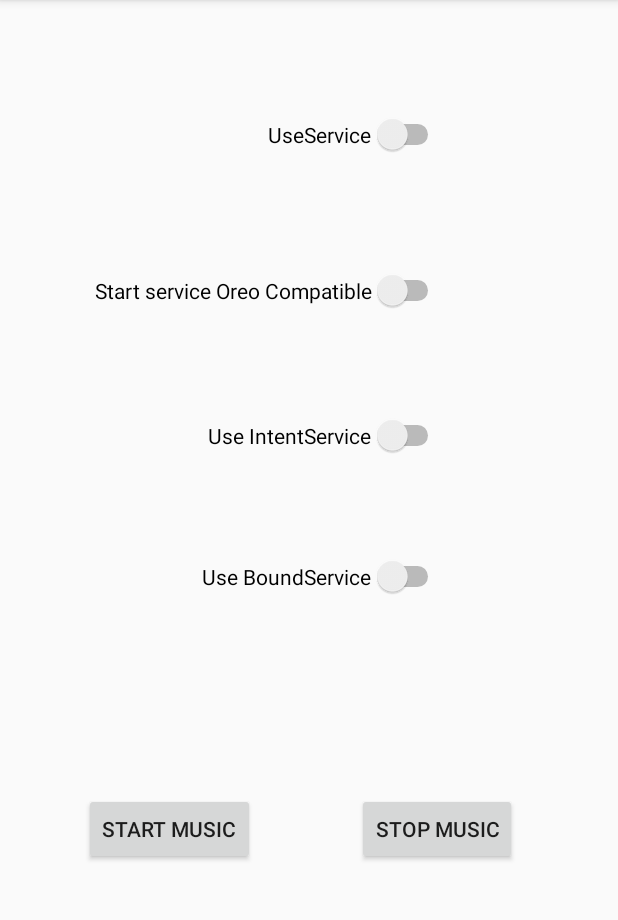
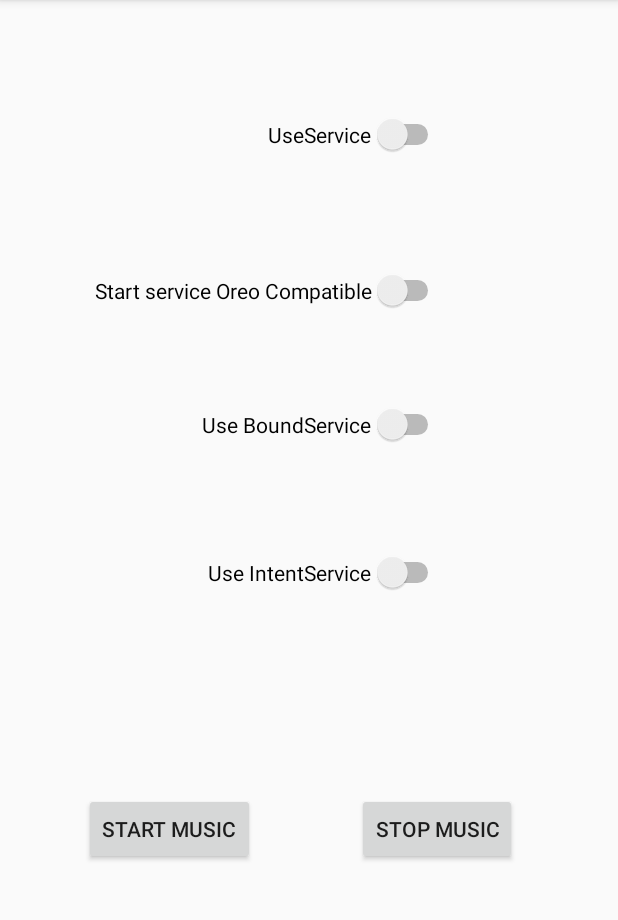
Before and after one commit to MartinGaiser/ServicesDemoMobileAppsDevelopment, an Android app: the screen it shows after launch (MainActivity), on a phone screen of 412 x 824 dp, the part 84-1004 px from its top. Run offline under Robolectric (Android 15) with nearby library versions, the phone set to English and light mode, and no system bars.

Commit message:
fixed layout

```diff
--- a/app/src/main/res/layout/activity_main.xml
+++ b/app/src/main/res/layout/activity_main.xml
@@ -59,7 +59,7 @@
         app:layout_constraintBottom_toBottomOf="parent"
         app:layout_constraintEnd_toEndOf="parent"
         app:layout_constraintTop_toTopOf="parent"
-        app:layout_constraintVertical_bias="0.367" />
+        app:layout_constraintVertical_bias="0.491" />
 
     <Switch
         android:id="@+id/useService"
@@ -85,6 +85,7 @@
         android:text="@string/useBound"
         app:layout_constraintBottom_toBottomOf="parent"
         app:layout_constraintEnd_toEndOf="parent"
-        app:layout_constraintTop_toTopOf="parent" />
+        app:layout_constraintTop_toTopOf="parent"
+        app:layout_constraintVertical_bias="0.361" />
 
 </android.support.constraint.ConstraintLayout>
```
